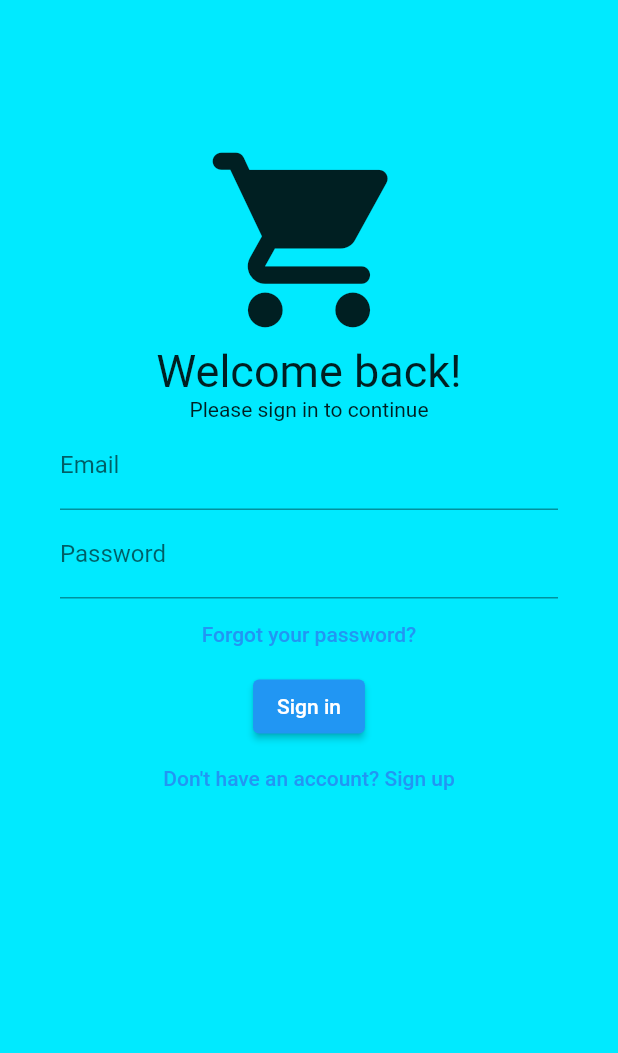
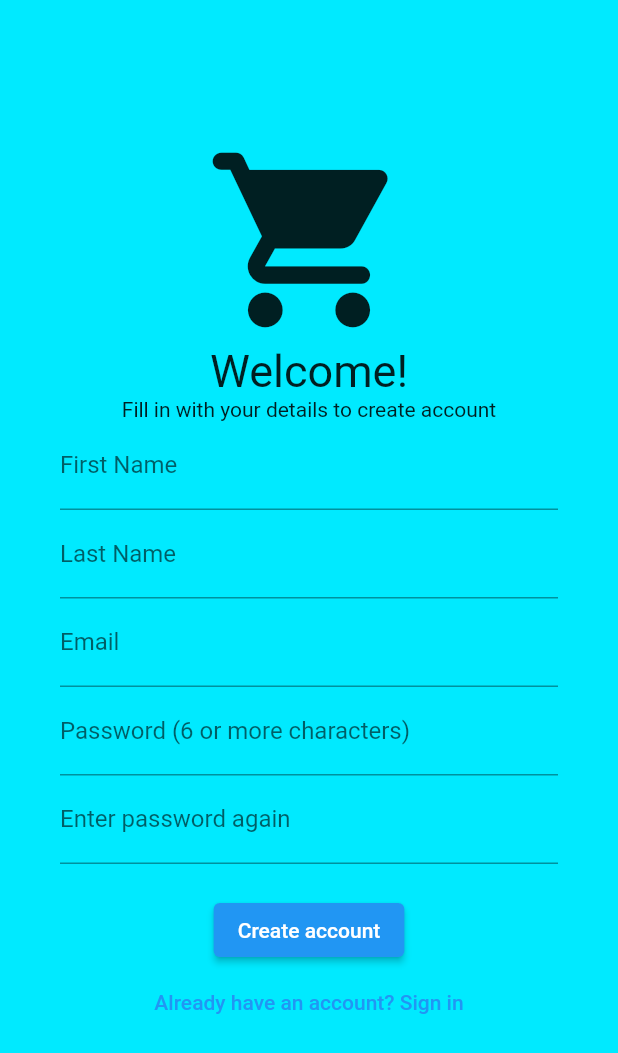
Before and after one commit to valdodotcom/COE356-VorTech, a Flutter app: the screen it shows after launch, after a tap on "Create new account", on a phone screen of 412 x 824 dp. Shown: the top 1053 px of the screen. Run offline on Flutter 3.47's test engine with Material 2 defaults, Android fonts, the phone set to English and light mode, and no system bars.

Commit message:
Create New Account Page Added

```diff
--- a/instashop/lib/ui/home.dart
+++ b/instashop/lib/ui/home.dart
@@ -45,7 +45,7 @@ class Home extends StatelessWidget {
                       onPressed: () {
                         var router = new MaterialPageRoute(
                             builder: (BuildContext context) =>
-                                new SignInPage());
+                                new NewAccountPage());
 
                         Navigator.of(context).push(router);
                       }),
@@ -102,7 +102,7 @@ class SignInPage extends StatelessWidget {
                 new TextButton(
                   onPressed: () {
                     var router = new MaterialPageRoute(
-                        builder: (BuildContext context) => new SignInPage());
+                        builder: (BuildContext context) => new NewAccountPage());
                     Navigator.of(context).push(router);
                   },
                   child: new Text("Don't have an account? Sign up"),
@@ -113,3 +113,90 @@ class SignInPage extends StatelessWidget {
     );
   }
 }
+
+class NewAccountPage extends StatefulWidget {
+  const NewAccountPage({Key? key}) : super(key: key);
+
+  @override
+  _NewAccountPageState createState() => _NewAccountPageState();
+}
+
+class _NewAccountPageState extends State<NewAccountPage> {
+  @override
+  Widget build(BuildContext context) {
+    var _emailController = TextEditingController();
+    var _passwordController = TextEditingController();
+    var _secondPasswordController = TextEditingController();
+    var _firstNameController = TextEditingController();
+    var _lastNameController = TextEditingController();
+
+    return new Scaffold(
+      backgroundColor: Color(0xff00eaff),
+      body: new ListView(
+        padding: EdgeInsets.all(40.0),
+        children: <Widget>[
+          new Column(
+            // crossAxisAlignment: CrossAxisAlignment.stretch,
+            //   mainAxisAlignment: MainAxisAlignment.center,
+              children: <Widget>[
+                new Padding(padding: EdgeInsets.fromLTRB(0.0, 50.0, 0.0, 0.0)),
+                new Icon(Icons.shopping_cart_rounded, size: 140.0),
+                new Text(
+                  "Welcome!",
+                  style: new TextStyle(fontSize: 30),
+                ),
+                new Text("Fill in with your details to create account"),
+                new TextField(
+                  controller: _firstNameController,
+                  decoration: new InputDecoration(
+                    labelText: "First Name",
+                  ),
+                ),
+                new TextField(
+                  controller: _lastNameController,
+                  decoration: new InputDecoration(
+                    labelText: "Last Name",
+                  ),
+                ),
+                new TextField(
+                  controller: _emailController,
+                  decoration: new InputDecoration(
+                    labelText: "Email",
+                  ),
+                ),
+                new TextField(
+                  controller: _passwordController,
+                  decoration: new InputDecoration(
+                    labelText: "Password (6 or more characters)",
+                  ),
+                  obscureText: true,
+                ),
+                new TextField(
+                  controller: _secondPasswordController,
+                  decoration: new InputDecoration(
+                    labelText: "Enter password again",
+                  ),
+                  obscureText: true,
+                ),
+                new Padding(padding: EdgeInsets.all(10.0)),
+                new ElevatedButton(
+                    child: new Text("Create account"),
+                    onPressed: () {
+                      var router = new MaterialPageRoute(
+                          builder: (BuildContext context) => new ShopPage());
+                      Navigator.of(context).push(router);
+                    }),
+                new TextButton(
+                  onPressed: () {
+                    var router = new MaterialPageRoute(
+                        builder: (BuildContext context) => new SignInPage());
+                    Navigator.of(context).push(router);
+                  },
+                  child: new Text("Already have an account? Sign in"),
+                ),
+              ])
+        ],
+      ),
+    );
+  }
+}
```
